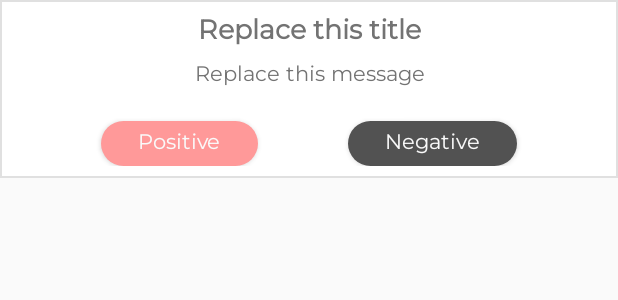
After one commit to rnyholm/skvirrel, an Android app: the layout confirm_dialog.xml on its own in the app's theme, with its tools: preview values and no code run, on a phone screen of 412 x 824 dp. The commit adds this screen. Shown: the top 300 px of the screen. Run offline under Robolectric (Android 15) with nearby library versions, the phone set to English and light mode, and no system bars.

Commit message:
#35 Confirm dialog is shown when a stock monitoring is about to be removed

```diff
--- /dev/null
+++ b/app/src/main/res/drawable/confirm_dialog.xml
@@ -0,0 +1,8 @@
+<?xml version="1.0" encoding="utf-8"?>
+<shape xmlns:android="http://schemas.android.com/apk/res/android">
+    <solid android:color="@color/colorDialogBackground" />
+
+    <stroke
+        android:width="1dp"
+        android:color="@color/colorDialogBorder" />
+</shape>
--- a/app/src/main/res/layout/activity_skvirrel.xml
+++ b/app/src/main/res/layout/activity_skvirrel.xml
@@ -47,7 +47,6 @@
                     android:layout_height="30dp"
                     android:background="@drawable/button_black_selector"
                     android:fontFamily="@font/montserrat"
-
                     android:paddingLeft="25dp"
                     android:paddingRight="25dp"
                     android:text="@string/add_stock_monitoring"
--- /dev/null
+++ b/app/src/main/res/layout/confirm_dialog.xml
@@ -0,0 +1,68 @@
+<?xml version="1.0" encoding="utf-8"?>
+<androidx.constraintlayout.widget.ConstraintLayout xmlns:android="http://schemas.android.com/apk/res/android"
+    xmlns:app="http://schemas.android.com/apk/res-auto"
+    android:id="@+id/confirm_dialog"
+    android:layout_width="match_parent"
+    android:background="@drawable/confirm_dialog"
+    android:layout_height="wrap_content"
+    android:padding="8dp">
+
+    <TextView
+        android:id="@+id/confirm_title_tv"
+        android:layout_width="match_parent"
+        android:layout_height="wrap_content"
+        android:fontFamily="@font/montserrat"
+        android:text="@string/confirm_dialog_dummy_title"
+        android:textAlignment="center"
+        android:textColor="@color/colorHeadingText"
+        android:textSize="18sp"
+        android:textStyle="bold"
+        app:layout_constraintEnd_toEndOf="parent"
+        app:layout_constraintStart_toStartOf="parent"
+        app:layout_constraintTop_toTopOf="parent" />
+
+    <TextView
+        android:id="@+id/confirm_message_tv"
+        android:layout_width="match_parent"
+        android:layout_height="wrap_content"
+        android:layout_marginTop="5dp"
+        android:fontFamily="@font/montserrat"
+        android:text="@string/confirm_dialog_dummy_message"
+        android:textAlignment="center"
+        android:textColor="@color/colorText"
+        android:textSize="14sp"
+        app:layout_constraintEnd_toEndOf="parent"
+        app:layout_constraintStart_toStartOf="parent"
+        app:layout_constraintTop_toBottomOf="@id/confirm_title_tv" />
+
+    <Button
+        android:id="@+id/confirm_positive_btn"
+        android:layout_width="wrap_content"
+        android:layout_marginTop="20dp"
+        android:layout_height="30dp"
+        android:background="@drawable/button_red_selector"
+        android:fontFamily="@font/montserrat"
+        android:text="@string/confirm_dialog_dummy_button_positive"
+        android:textAllCaps="false"
+        android:textColor="@color/colorButtonText"
+        app:layout_constraintTop_toBottomOf="@+id/confirm_message_tv"
+        app:layout_constraintStart_toStartOf="parent"
+        app:layout_constraintEnd_toStartOf="@id/confirm_negative_btn"
+        app:layout_constraintHorizontal_bias="0.5"
+        app:layout_constraintHorizontal_chainStyle="spread"/>
+
+    <Button
+        android:id="@+id/confirm_negative_btn"
+        android:layout_width="wrap_content"
+        android:layout_height="30dp"
+        android:background="@drawable/button_black_selector"
+        android:fontFamily="@font/montserrat"
+        android:text="@string/confirm_dialog_dummy_button_negative"
+        android:textAllCaps="false"
+        android:textColor="@color/colorButtonText"
+        app:layout_constraintStart_toEndOf="@+id/confirm_positive_btn"
+        app:layout_constraintEnd_toEndOf="parent"
+        app:layout_constraintHorizontal_bias="0.5"
+        app:layout_constraintBaseline_toBaselineOf="@+id/confirm_positive_btn" />
+
+</androidx.constraintlayout.widget.ConstraintLayout>
--- a/app/src/main/res/values/colors.xml
+++ b/app/src/main/res/values/colors.xml
@@ -9,6 +9,8 @@
     <color name="colorStockFragmentBackground">#FFFFFF</color>
     <color name="colorStockFragmentBorder">#E0E0E0</color>
     <color name="colorStockFragmentNotifiedBorder">#FF9999</color>
+    <color name="colorDialogBackground">#FFFFFF</color>
+    <color name="colorDialogBorder">#E0E0E0</color>
     <color name="colorButtonText">#FAFAFA</color>
     <color name="colorButtonDisabled">#E0E0E0</color>
     <color name="colorButtonBlackDefault">#525252</color>
--- a/app/src/main/res/values/strings.xml
+++ b/app/src/main/res/values/strings.xml
@@ -23,6 +23,17 @@
     <string name="reset_notification">Reset notification</string>
     <string name="remove_stock_monitoring">Remove stock monitoring</string>
     <string name="and">and</string>
+
+    <!-- dialogs -->
+    <string name="confirm_dialog_dummy_title" translatable="false">Replace this title</string>
+    <string name="confirm_dialog_dummy_message" translatable="false">Replace this message</string>
+    <string name="confirm_dialog_dummy_button_positive" translatable="false">Positive</string>
+    <string name="confirm_dialog_dummy_button_negative" translatable="false">Negative</string>
+    <string name="remove_stock_monitoring_dialog_title">Remove stock monitoring</string>
+    <string name="remove_stock_monitoring_dialog_message_with_stock">Are you sure you want to remove stock monitoring for %s(%s)?</string>
+    <string name="remove_stock_monitoring_dialog_message_without_stock">Are you sure you want to remove stock monitoring?</string>
+    <string name="remove_stock_monitoring_dialog_remove">Remove</string>
+    <string name="remove_stock_monitoring_dialog_cancel">Cancel</string>
 
     <!-- other stock related texts -->
     <string name="add_stock_monitoring">Add stock monitoring</string>
```
Also changed, not shown: app/src/main/java/ax/stardust/skvirrel/component/dialog/ConfirmDialog.java (added, +99 -0 lines), app/src/main/java/ax/stardust/skvirrel/component/dialog/DialogInteractionListener.java (added, +17 -0 lines), app/src/main/java/ax/stardust/skvirrel/fragment/StockFragment.java (+44 -2 lines), 1 other file.
